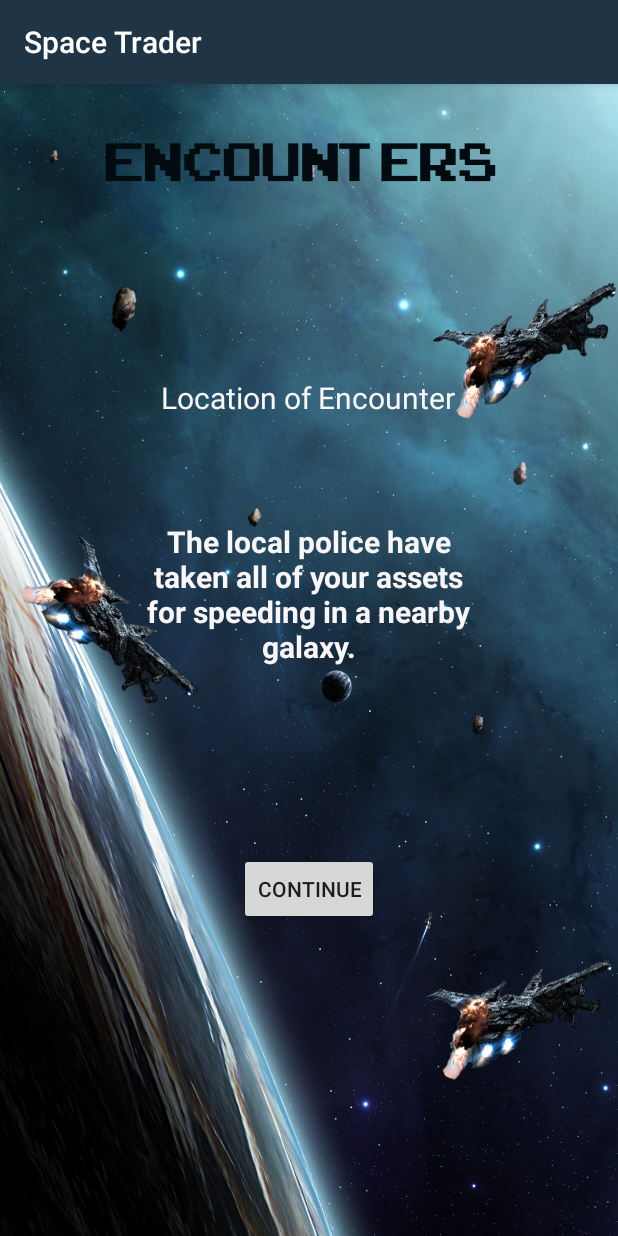
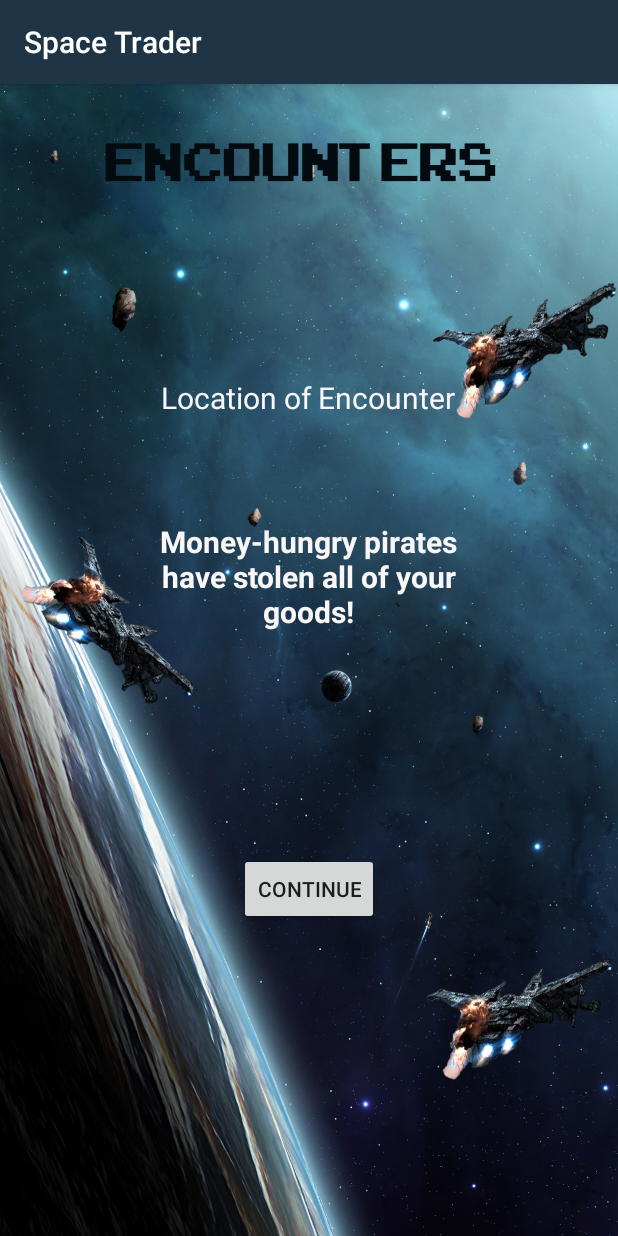
Before and after one commit to LaurenWhite/SpaceTrader, an Android app: the EncounterActivity screen opened directly, with no data from a screen before it, on a phone screen of 412 x 824 dp. Run offline under Robolectric (Android 15) with nearby library versions, the light colour scheme and no system bars; 8 statements that could not run were skipped.

Commit message:
string checkstyle stuff

```diff
--- a/app/src/main/java/edu/gatech/macpack/spacetrader/views/EncounterActivity.java
+++ b/app/src/main/java/edu/gatech/macpack/spacetrader/views/EncounterActivity.java
@@ -102,7 +102,7 @@ public class EncounterActivity extends AppCompatActivity {
     private void updateEncounterScript() {
         switch (encounterType) {
             case "pirates":
-                tvEncounterScript.setText(getString(R.string.script_of_police_encounter));
+                tvEncounterScript.setText(getString(R.string.script_of_pirates_encounter));
                 break;
             case "traders":
                 tvEncounterScript.setText(getString(R.string.script_of_traders_encounter));
--- a/app/src/main/res/layout/activity_title_screen.xml
+++ b/app/src/main/res/layout/activity_title_screen.xml
@@ -15,7 +15,7 @@
         android:layout_marginStart="55dp"
         android:layout_marginLeft="32dp"
         android:layout_marginTop="400dp"
-        android:text="Enter Your Username (to load a previous game)"
+        android:text="@string/enter_your_username_to_load_a_previous_game"
         android:textColor="#FFFFFF"
         android:textStyle="bold" />
 
@@ -41,7 +41,7 @@
         android:layout_marginLeft="150dp"
         android:layout_marginTop="550dp"
         android:onClick="newGamePressed"
-        android:text="New Game" />
+        android:text="@string/new_game" />
 
     <Button
         android:id="@+id/load_game"
@@ -51,7 +51,7 @@
         android:layout_marginLeft="150dp"
         android:layout_marginTop="490dp"
         android:onClick="loadGamePressed"
-        android:text="Load Game" />
+        android:text="@string/load_game" />
 
 
 
--- a/app/src/main/res/values/strings.xml
+++ b/app/src/main/res/values/strings.xml
@@ -11,10 +11,8 @@
     <string name="save_app">Save</string>
     <string name="new_game">New Game</string>
     <string name="load_game">Load Game</string>
-    <string name="title_activity_title_screen">TitleScreenActivity</string>
     <string name="enter_your_username_to_load_a_previous_game">
         enter your username to load a previous game</string>
-    <string name="encounter_header">Encounter</string>
     <string name="continue_main_btn">Continue</string>
     <string name="encounter_location_label">At 20 clicks from %1$s, you encounter %2$s.</string>
     <string name="encounter_location_default_text">Location of Encounter</string>
```
